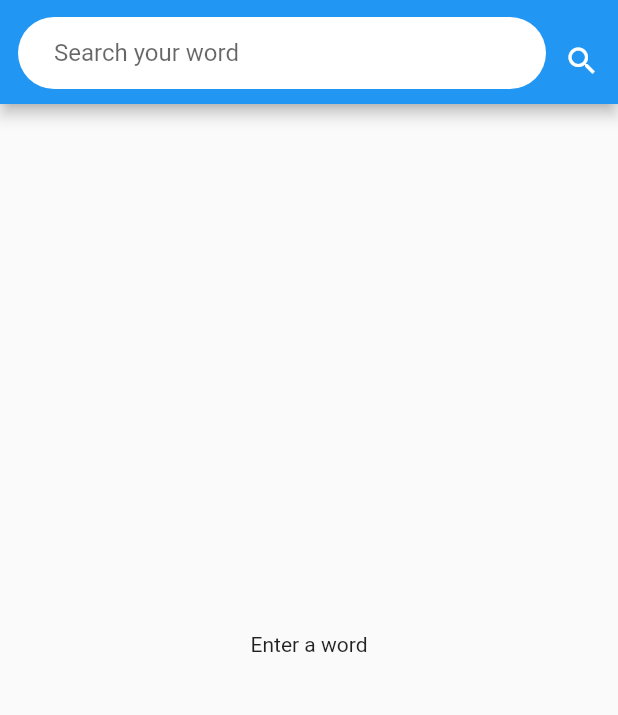
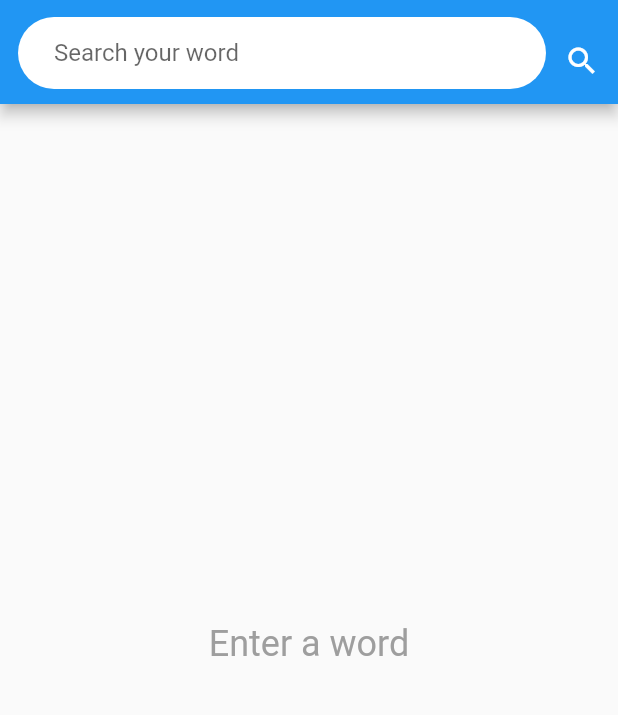
Before and after one commit to nguyendatils/App_Dictionary, a Flutter app: the screen it shows after launch, on a phone screen of 412 x 824 dp, the part 52-767 px from its top. Run offline on Flutter 3.47's test engine with Material 2 defaults, Android fonts, the phone set to English and light mode, and no system bars.

```diff
--- a/lib/main.dart
+++ b/lib/main.dart
@@ -43,8 +43,14 @@ class _MyHomePageState extends State<MyHomePage> {
     if (_controller.text == null || _controller.text.length == 0) {
       _streamController.add(null);
     }
+    try{
+      _streamController.add('waiting');
       Response response = await get(Uri.parse(_url + _controller.text.trim()), headers: {"Authorization": "Token " + _token});
       _streamController.add(jsonDecode(response.body));
+    }
+    catch(e){
+      _streamController.add('error');
+    }
   }
 
 
@@ -74,8 +80,8 @@ class _MyHomePageState extends State<MyHomePage> {
                     borderRadius: BorderRadius.circular(24)
                   ),
                   child: TextFormField(
-                    onChanged: (String text){
-
+                    onFieldSubmitted: (String text){
+                      _search();
                     },
                     controller: _controller,
                     decoration: InputDecoration(
@@ -105,19 +111,47 @@ class _MyHomePageState extends State<MyHomePage> {
         builder: (BuildContext context, AsyncSnapshot snapshot) {
           if (snapshot.data == null) {
             return Center(
-              child: Text('Enter a word'),
+              child: Text(
+                'Enter a word',
+                style: TextStyle(
+                  fontSize: 24,
+                  color: Colors.grey
+                ),
+              ),
+            );
+          }
+
+          if (snapshot.data == 'waiting') {
+            return Center(
+              child: CircularProgressIndicator(),
+            );
+          }
+
+          if (snapshot.data.toString() == '[{message: No definition :(}]') {
+            return Center(
+              child: Text(
+                'No Result',
+                style: TextStyle(
+                    fontSize: 24,
+                    color: Colors.grey
+                ),
+              ),
             );
           }
 
             return ListView.builder(
               itemCount: snapshot.data['definitions'].length,
               itemBuilder: (BuildContext ctx, int index) {
-              return ListBody(
+                return Container(
+                  color: Colors.grey[200],
+                  margin: EdgeInsets.only(top: 10),
+                  child: ListBody(
                     children: [
                       Container(
                         child: ListTile(
                           title: Text(
-                        _controller.text.trim() + ' (' + snapshot.data['definitions'][index]['type'] + ')',
+                            _controller.text.trim() + ' (' +
+                                snapshot.data['definitions'][index]['type'] + ')',
                             style: TextStyle(
                               color: Colors.blue,
                             ),
@@ -132,11 +166,11 @@ class _MyHomePageState extends State<MyHomePage> {
                         ),
                       )
                     ],
+                  ),
                 );
               },
             );
-
-        },
+          }
 
       )
     );
```
Lines whose indentation alone changed are shown as unchanged.
